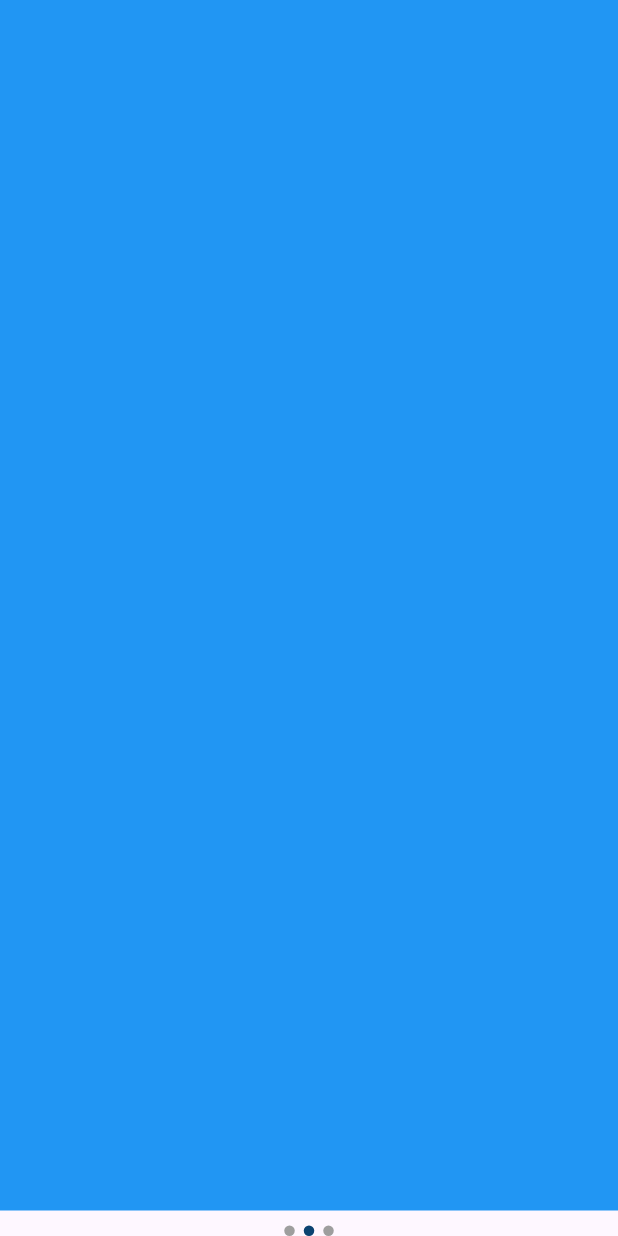
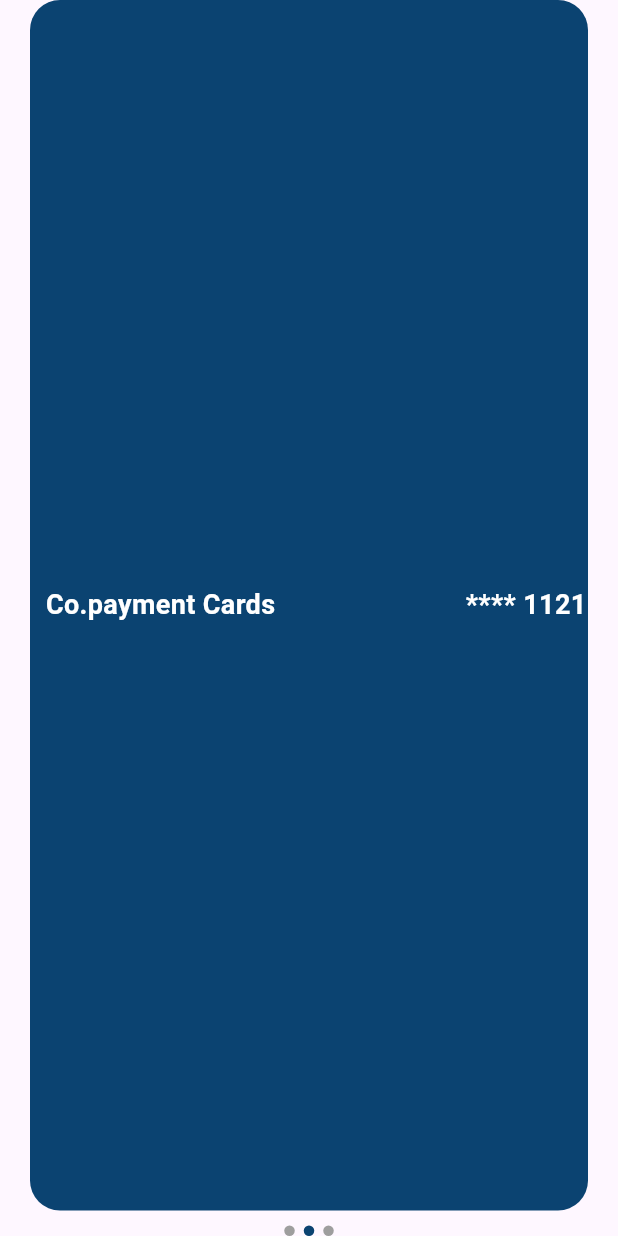
Before and after one commit to shivaAg04/co-payment-niyo, a Flutter app: the CarouselWithDots screen opened directly, swiped to page 2, on a phone screen of 412 x 824 dp. Run offline on Flutter 3.47's test engine with Material 3 defaults, Android fonts, the light colour scheme and no system bars; our stand-ins replace awesome_bottom_bar, country_picker, fl_chart.

Commit message:
Everything is done

```diff
--- a/lib/screen/splash_screen.dart
+++ b/lib/screen/splash_screen.dart
@@ -15,13 +15,12 @@ class _SplashScreenState extends State<SplashScreen> {
   @override
   void initState() {
     // TODO: implement initState
-    // want to open another scren
 
     super.initState();
-    Timer(Duration(seconds: 3), () {
+    Timer(const Duration(seconds: 3), () {
       Navigator.of(context).pushReplacement(
         MaterialPageRoute(
-          builder: (context) => SecondSplashScreen(),
+          builder: (context) => const SecondSplashScreen(),
         ),
       );
     });
--- a/lib/util/my_dummy_data.dart
+++ b/lib/util/my_dummy_data.dart
@@ -62,7 +62,7 @@ class MyDummyData {
       title: 'Bitcoin',
       subTitle: 'Deposite',
       amount: '-\$150.00',
-      icon: Icon(
+      icon: const Icon(
         Icons.currency_bitcoin_outlined,
         color: Colors.yellow,
       ),
--- a/lib/widget/reason_box.dart
+++ b/lib/widget/reason_box.dart
@@ -44,7 +44,8 @@ class ReasonBox extends StatelessWidget {
             reason,
             style: TextStyle(
               fontSize: 16,
-              color: isColor ? Colors.white : Colors.black,
+              fontWeight: FontWeight.w600,
+              color: isColor ? Colors.white : MyColor.secondaryColor,
             ),
           ),
         ],
--- a/lib/widget/slider.dart
+++ b/lib/widget/slider.dart
@@ -24,37 +24,9 @@ class _CarouselWithDotsState extends State<CarouselWithDots> {
                 });
               },
               children: [
-                Container(
-                  margin: const EdgeInsets.symmetric(horizontal: 20.0),
-                  decoration: BoxDecoration(
-                    color: MyColor.mainColor,
-                    borderRadius: BorderRadius.circular(20.0),
-                    border: Border.all(
-                        color: Colors.transparent), // Add border color
-                  ),
-                  width: MediaQuery.of(context).size.width * .7,
-                  child: const Row(
-                    children: [
-                      Text(
-                        '  Co.payment Cards',
-                        style: TextStyle(
-                            color: Colors.white,
-                            fontSize: 18.0,
-                            fontWeight: FontWeight.bold),
-                      ),
-                      Spacer(),
-                      Text(
-                        '**** 1121',
-                        style: TextStyle(
-                            color: Colors.white,
-                            fontSize: 18.0,
-                            fontWeight: FontWeight.bold),
-                      ),
-                    ],
-                  ),
-                ),
-                Container(color: Colors.blue),
-                Container(color: Colors.green),
+                PaymentHistoryCard(cardColor: MyColor.mainColor),
+                PaymentHistoryCard(cardColor: MyColor.secondaryColor),
+                PaymentHistoryCard(cardColor: Colors.orange),
               ],
             ),
           ),
@@ -86,3 +58,45 @@ class _CarouselWithDotsState extends State<CarouselWithDots> {
     return dots;
   }
 }
+
+// card for payment history
+
+class PaymentHistoryCard extends StatelessWidget {
+  final Color cardColor;
+  const PaymentHistoryCard({
+    required this.cardColor,
+    super.key,
+  });
+
+  @override
+  Widget build(BuildContext context) {
+    return Container(
+      margin: const EdgeInsets.symmetric(horizontal: 20.0),
+      decoration: BoxDecoration(
+        color: cardColor,
+        borderRadius: BorderRadius.circular(20.0),
+        border: Border.all(color: Colors.transparent), // Add border color
+      ),
+      width: MediaQuery.of(context).size.width * .7,
+      child: const Row(
+        children: [
+          Text(
+            '  Co.payment Cards',
+            style: TextStyle(
+                color: Colors.white,
+                fontSize: 18.0,
+                fontWeight: FontWeight.bold),
+          ),
+          Spacer(),
+          Text(
+            '**** 1121',
+            style: TextStyle(
+                color: Colors.white,
+                fontSize: 18.0,
+                fontWeight: FontWeight.bold),
+          ),
+        ],
+      ),
+    );
+  }
+}
```
Also changed, not shown: lib/screen/new_card_screen.dart (+24 -44 lines), assets/images/mastercard.png (added).
